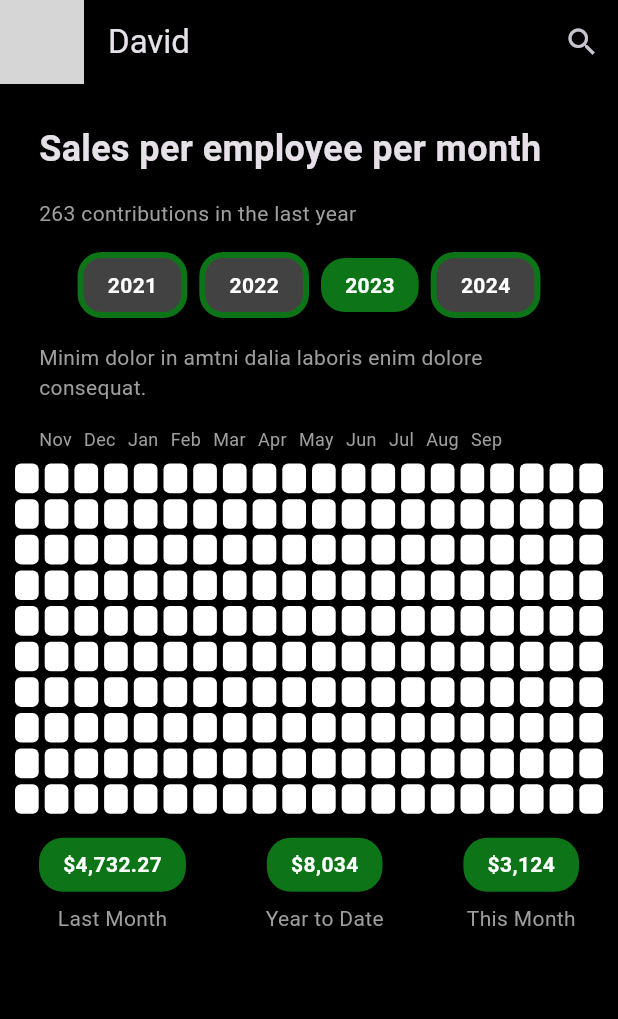
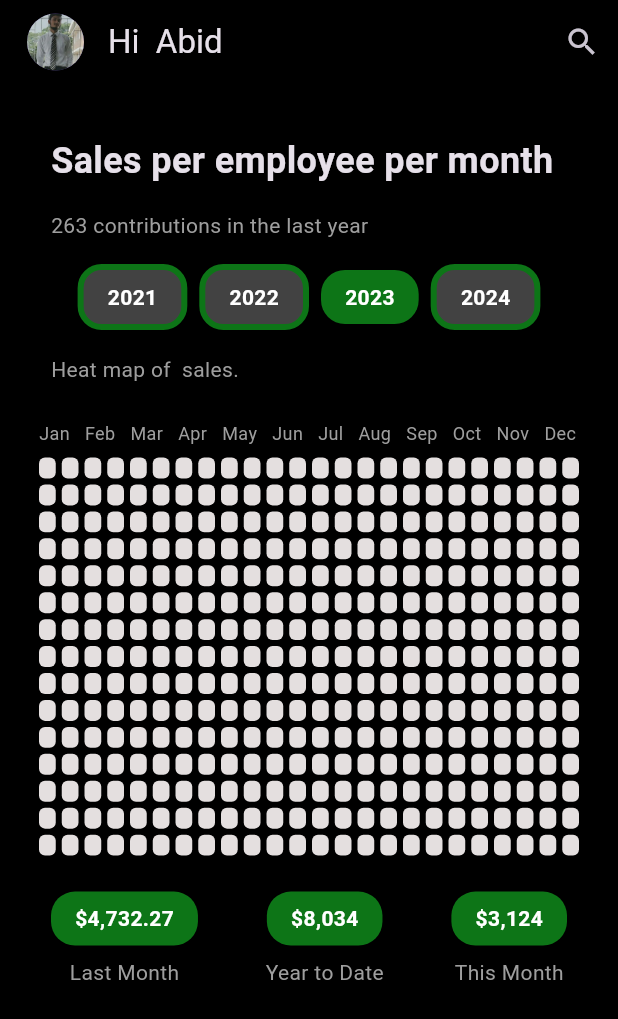
Before and after one commit to mahbub-hasan-abid/flutter-UI-design, a Flutter app: the screen it shows after launch, on a phone screen of 412 x 824 dp. Shown: the top 1019 px of the screen. Run offline on Flutter 3.47's test engine with Material 3 defaults, Android fonts, the phone set to English and light mode, and no system bars; project files that could hold a hidden picture were left out; grey boxes are pictures that could not be loaded.

Commit message:
sales_tracking

```diff
--- a/sales_track_with_heatmap/tracking/lib/main.dart
+++ b/sales_track_with_heatmap/tracking/lib/main.dart
@@ -20,15 +20,19 @@ class MyApp extends StatelessWidget {
 class HomePage extends StatelessWidget {
   @override
   Widget build(BuildContext context) {
-    return Scaffold(
+    return SafeArea(
+      child: Scaffold(
         backgroundColor: Colors.black,
         appBar: AppBar(
           backgroundColor: Colors.black,
           elevation: 0,
-        leading: CircleAvatar(
+          leading: Padding(
+            padding: const EdgeInsets.only(left: 18),
+            child: CircleAvatar(
               backgroundImage: AssetImage('assets/profile.jpg'),
             ),
-        title: Text('David'),
+          ),
+          title: Text('Hi  Abid'),
           actions: [
             IconButton(
               icon: Icon(Icons.search),
@@ -37,7 +41,7 @@ class HomePage extends StatelessWidget {
           ],
         ),
         body: Padding(
-        padding: const EdgeInsets.all(10.0),
+          padding: const EdgeInsets.all(18.0),
           child: SingleChildScrollView(
             child: Column(
               crossAxisAlignment: CrossAxisAlignment.start,
@@ -78,7 +82,7 @@ class HomePage extends StatelessWidget {
                 Padding(
                   padding: EdgeInsets.symmetric(horizontal: 16),
                   child: Text(
-                  'Minim dolor in amtni dalia laboris enim dolore consequat.',
+                    'Heat map of  sales.',
                     style: TextStyle(
                       color: Colors.grey,
                     ),
@@ -108,6 +112,7 @@ class HomePage extends StatelessWidget {
                   ),
                 ),
               ],
+            ),
           ),
         ),
       ),
@@ -151,8 +156,6 @@ class YearButton extends StatelessWidget {
 
 class ContributionCalendar extends StatelessWidget {
   final List<String> months = [
-    'Nov',
-    'Dec',
     'Jan',
     'Feb',
     'Mar',
@@ -162,20 +165,24 @@ class ContributionCalendar extends StatelessWidget {
     'Jul',
     'Aug',
     'Sep',
+    'Oct',
+    'Nov',
+    'Dec',
   ];
 
   @override
   Widget build(BuildContext context) {
-    return Column(
+    return Padding(
+      padding: const EdgeInsets.all(8.0),
+      child: Column(
         crossAxisAlignment: CrossAxisAlignment.start,
         children: [
-        Padding(
-          padding: EdgeInsets.symmetric(horizontal: 16),
-          child: Row(
+          Row(
+            mainAxisAlignment: MainAxisAlignment.spaceBetween,
             children: List.generate(
               months.length,
               (index) => Padding(
-                padding: EdgeInsets.only(right: 8),
+                padding: EdgeInsets.only(right: 10),
                 child: Text(
                   months[index],
                   style: TextStyle(
@@ -186,17 +193,17 @@ class ContributionCalendar extends StatelessWidget {
               ),
             ),
           ),
-        ),
           SizedBox(height: 8),
           GridView.builder(
+            physics: NeverScrollableScrollPhysics(),
             shrinkWrap: true,
             gridDelegate: SliverGridDelegateWithFixedCrossAxisCount(
-            crossAxisCount: 20,
+              crossAxisCount: 24,
               mainAxisSpacing: 4,
               crossAxisSpacing: 4,
               childAspectRatio: 0.8,
             ),
-          itemCount: 200,
+            itemCount: 360,
             itemBuilder: (context, index) {
               return Container(
                 decoration: BoxDecoration(
@@ -207,6 +214,7 @@ class ContributionCalendar extends StatelessWidget {
             },
           ),
         ],
+      ),
     );
   }
 
@@ -214,7 +222,7 @@ class ContributionCalendar extends StatelessWidget {
     final random = Random();
     final colors = [
       Colors.grey[600],
-      Colors.white,
+      Color.fromARGB(255, 228, 223, 223),
       const Color(0xFF0D7517),
     ];
     return colors[random.nextInt(colors.length)];
--- a/sales_track_with_heatmap/tracking/pubspec.yaml
+++ b/sales_track_with_heatmap/tracking/pubspec.yaml
@@ -59,9 +59,9 @@ flutter:
   uses-material-design: true
 
   # To add assets to your application, add an assets section, like this:
-  # assets:
-  #   - images/a_dot_burr.jpeg
-  #   - images/a_dot_ham.jpeg
+  assets:
+    - assets/
+
 
   # An image asset can refer to one or more resolution-specific "variants", see
   # https://flutter.dev/assets-and-images/#resolution-aware
```
Also changed, not shown: sales_track_with_heatmap/tracking/assets/profile.jpg (added). Lines whose indentation alone changed are shown as unchanged.
